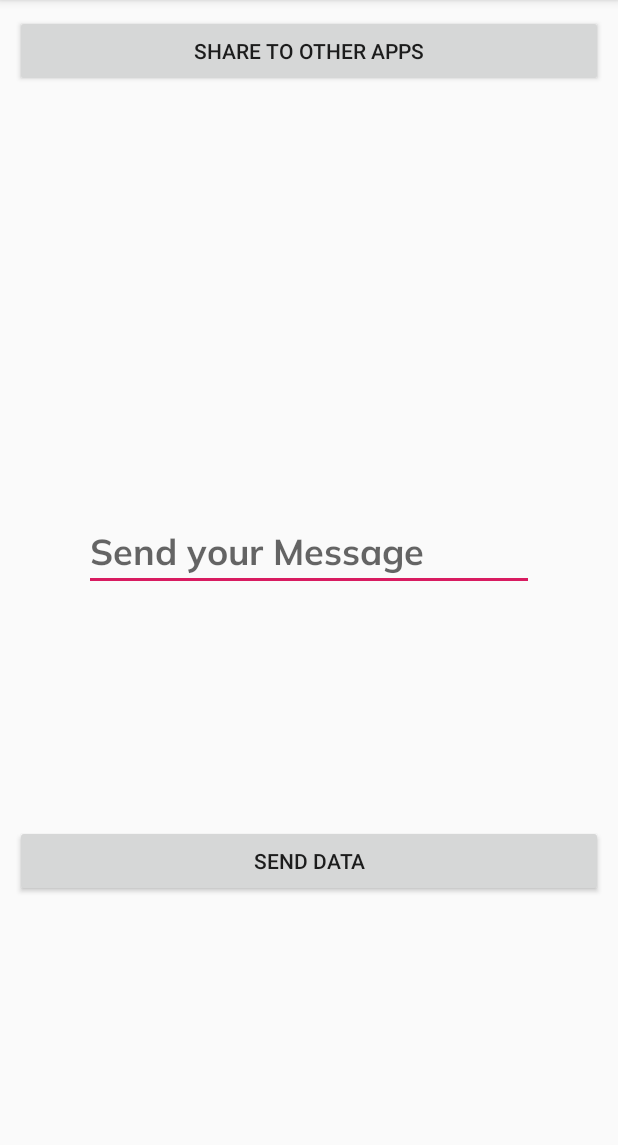
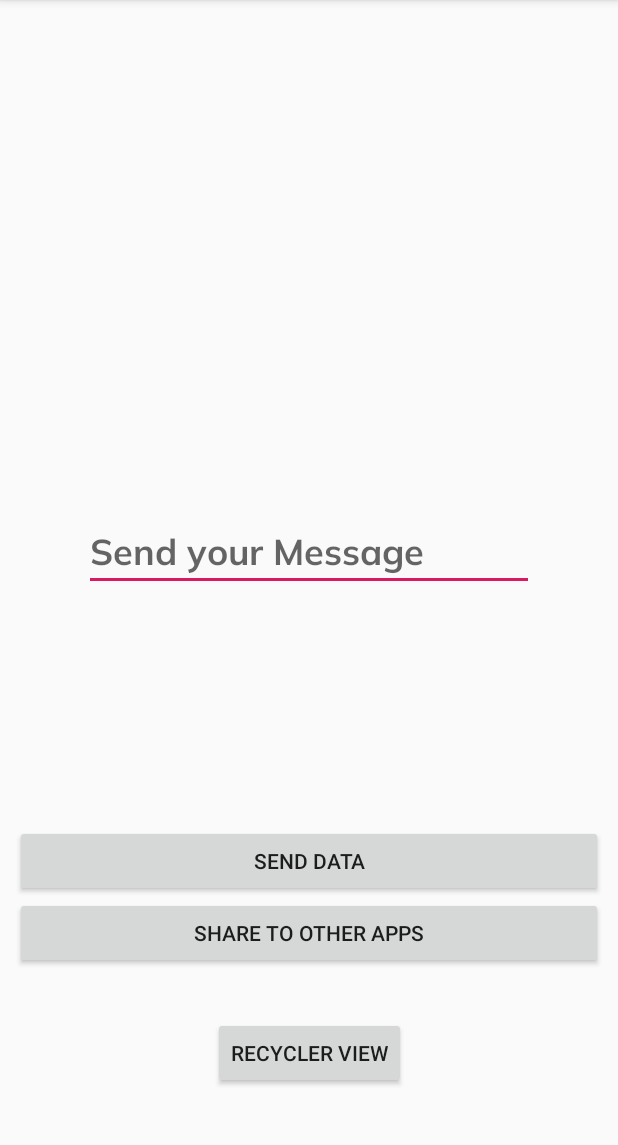
Before and after one commit to bkarabekir/android_kt, an Android app: the screen it shows after launch (MainActivity), on a phone screen of 412 x 824 dp, the part 84-1229 px from its top. Run offline under Robolectric (Android 15) with nearby library versions, the phone set to English and light mode, and no system bars.

Commit message:
Third activity added.

```diff
--- a/app/src/main/AndroidManifest.xml
+++ b/app/src/main/AndroidManifest.xml
@@ -17,6 +17,7 @@
             </intent-filter>
         </activity>
         <activity android:name=".SecondActivity"/>
+        <activity android:name=".HobbiesActivity"/>
         <meta-data
             android:name="preloaded_fonts"
             android:resource="@array/preloaded_fonts" />
--- a/app/src/main/java/com/burakk/messageshareapp/MainActivity.kt
+++ b/app/src/main/java/com/burakk/messageshareapp/MainActivity.kt
@@ -30,5 +30,9 @@ class MainActivity : AppCompatActivity() {
             intent.type = "text/plain"
             startActivity(Intent.createChooser(intent,"Please select app: "))
         }
+        btnRecyclerView.setOnClickListener {
+            val intent = Intent(this,HobbiesActivity::class.java)
+            startActivity(intent)
+        }
     }
 }
--- /dev/null
+++ b/app/src/main/res/layout/activity_hobbies.xml
@@ -0,0 +1,6 @@
+<?xml version="1.0" encoding="utf-8"?>
+<android.support.constraint.ConstraintLayout
+    xmlns:android="http://schemas.android.com/apk/res/android" android:layout_width="match_parent"
+    android:layout_height="match_parent">
+
+</android.support.constraint.ConstraintLayout>
--- a/app/src/main/res/layout/activity_main.xml
+++ b/app/src/main/res/layout/activity_main.xml
@@ -41,9 +41,17 @@
         android:layout_width="match_parent"
         android:layout_height="wrap_content"
         android:text="@string/btnShareToOtherApps"
+        app:layout_constraintTop_toBottomOf="@+id/btnSend" />
+
+    <Button
+        android:id="@+id/btnRecyclerView"
+        android:layout_width="wrap_content"
+        android:layout_height="wrap_content"
+        android:text="@string/btnRecyclerView"
+        app:layout_constraintBottom_toBottomOf="parent"
         app:layout_constraintEnd_toEndOf="parent"
         app:layout_constraintHorizontal_bias="0.5"
         app:layout_constraintStart_toStartOf="parent"
-        tools:layout_editor_absoluteY="350dp" />
+        app:layout_constraintTop_toBottomOf="@+id/btnShareToOtherApps" />
 
 </android.support.constraint.ConstraintLayout>
--- a/app/src/main/res/values/strings.xml
+++ b/app/src/main/res/values/strings.xml
@@ -3,4 +3,5 @@
     <string name="etUserMessage">Send your Message</string>
     <string name="btnSend">SEND DATA</string>
     <string name="btnShareToOtherApps">SHARE TO OTHER APPS</string>
+    <string name="btnRecyclerView">RECYCLER VIEW</string>
 </resources>
```
Also changed, not shown: app/src/main/java/com/burakk/messageshareapp/HobbiesActivity.kt (added, +12 -0 lines).
